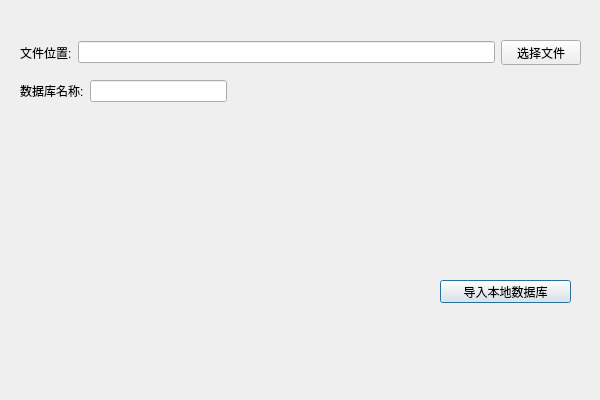
Old version of the form datafromlocal.ui in the repository huxingwu1/CTPTrader.
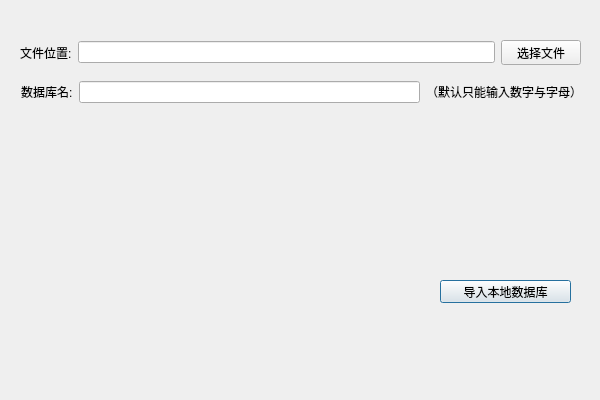
New version of the form.

```diff
--- a/datafromlocal.ui
+++ b/datafromlocal.ui
@@ -55,12 +55,12 @@
     </item>
    </layout>
   </widget>
-  <widget class="QWidget" name="layoutWidget">
+  <widget class="QWidget" name="">
    <property name="geometry">
     <rect>
-     <x>20</x>
-     <y>80</y>
-     <width>207</width>
+     <x>21</x>
+     <y>81</y>
+     <width>561</width>
      <height>22</height>
     </rect>
    </property>
@@ -68,12 +68,19 @@
     <item>
      <widget class="QLabel" name="label_2">
       <property name="text">
-       <string>数据库名称:</string>
+       <string>数据库名:</string>
       </property>
      </widget>
     </item>
     <item>
-     <widget class="QLineEdit" name="lineEdit_2"/>
+     <widget class="QLineEdit" name="databaseName"/>
+    </item>
+    <item>
+     <widget class="QLabel" name="label_3">
+      <property name="text">
+       <string>（默认只能输入数字与字母）</string>
+      </property>
+     </widget>
     </item>
    </layout>
   </widget>
```
